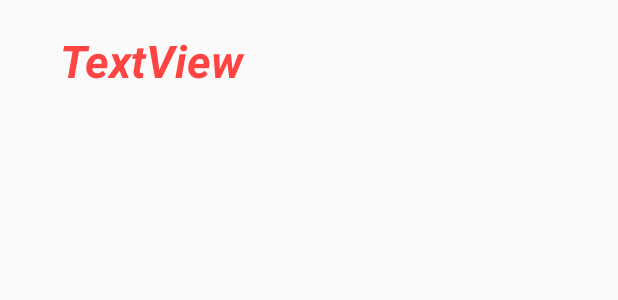
After one commit to seditaa/ProjecteLigaNovaVersioFirebase, an Android app: the layout calendar_item_layout.xml on its own in the app's theme, with its tools: preview values and no code run, on a phone screen of 412 x 824 dp. The commit adds this screen. Shown: the top 300 px of the screen. Run offline under Robolectric (Android 15) with nearby library versions, the phone set to English and light mode, and no system bars.

Commit message:
Añadido un nuevo adaptador (CalendarAdapter) con su layout (calendar_item_layout) para el ListView de CalendarFragment. El ListView de PartidosFragment y CalendarFragment se rellena automaticamente con Firebase. Dani-Alejandro

```diff
--- a/app/src/main/java/com/example/danielmartinezg1/ligasantander/ItemClasificacionAdapter.java
+++ b/app/src/main/java/com/example/danielmartinezg1/ligasantander/ItemClasificacionAdapter.java
@@ -17,7 +17,7 @@ import java.util.List;
  * Created by Dani on 12/01/2018.
  */
 
-public abstract class ItemClasificacionAdapter extends BaseAdapter {
+public class ItemClasificacionAdapter extends BaseAdapter {
 
     protected PartidosFragment fragment;
     protected ArrayList<Partidos> items;
--- a/app/src/main/java/com/example/danielmartinezg1/ligasantander/JornadasList.java
+++ b/app/src/main/java/com/example/danielmartinezg1/ligasantander/JornadasList.java
@@ -10,6 +10,9 @@ import java.util.List;
 public class JornadasList {
     private String nombre_jornada;
     private List<Partidos> partidos_list;
+
+    public JornadasList() {
+    }
 
     public JornadasList(String nombre_jornada, List<Partidos> partidos_list) {
         this.nombre_jornada = nombre_jornada;
--- a/app/src/main/java/com/example/danielmartinezg1/ligasantander/Partidos.java
+++ b/app/src/main/java/com/example/danielmartinezg1/ligasantander/Partidos.java
@@ -11,6 +11,9 @@ class Partidos {
     private String resultado2;
     private String dia;
     private String hora;
+
+    public Partidos() {
+    }
 
     public Partidos(int resultado1, int resultado2) {
         resultado1 = 0;
--- /dev/null
+++ b/app/src/main/res/layout/calendar_item_layout.xml
@@ -0,0 +1,24 @@
+<?xml version="1.0" encoding="utf-8"?>
+<RelativeLayout xmlns:android="http://schemas.android.com/apk/res/android"
+    xmlns:tools="http://schemas.android.com/tools"
+    android:layout_width="fill_parent"
+    android:layout_height="wrap_content" >
+
+
+    <TextView
+        android:id="@+id/jornada_txt"
+        android:layout_width="wrap_content"
+        android:layout_height="50dp"
+        android:layout_alignParentEnd="true"
+        android:layout_alignParentLeft="true"
+        android:layout_alignParentRight="true"
+        android:layout_alignParentStart="true"
+        android:layout_alignParentTop="true"
+        android:layout_marginBottom="15dp"
+        android:layout_marginLeft="40dp"
+        android:layout_marginTop="20dp"
+        android:text="TextView"
+        android:textColor="@android:color/holo_red_light"
+        android:textSize="30sp"
+        android:textStyle="bold|italic" />
+</RelativeLayout>
```
Also changed, not shown: app/src/main/java/com/example/danielmartinezg1/ligasantander/CalendarAdapter.java (added, +72 -0 lines), app/src/main/java/com/example/danielmartinezg1/ligasantander/CalendarFragment.java (+19 -35 lines), app/src/main/java/com/example/danielmartinezg1/ligasantander/PartidosFragment.java (+28 -7 lines).
